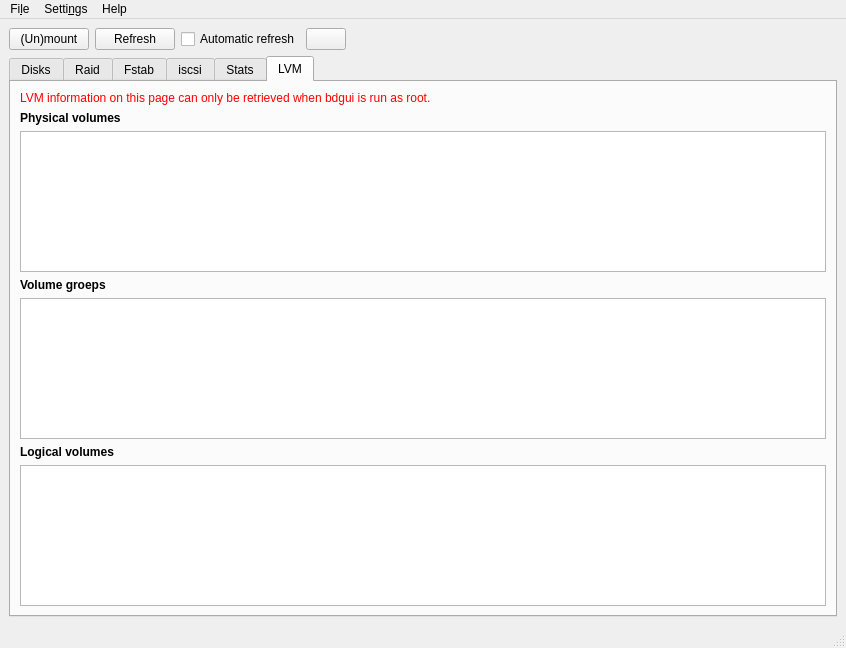
Old version of the form ui/main.ui in the repository iddekingej/blgui.
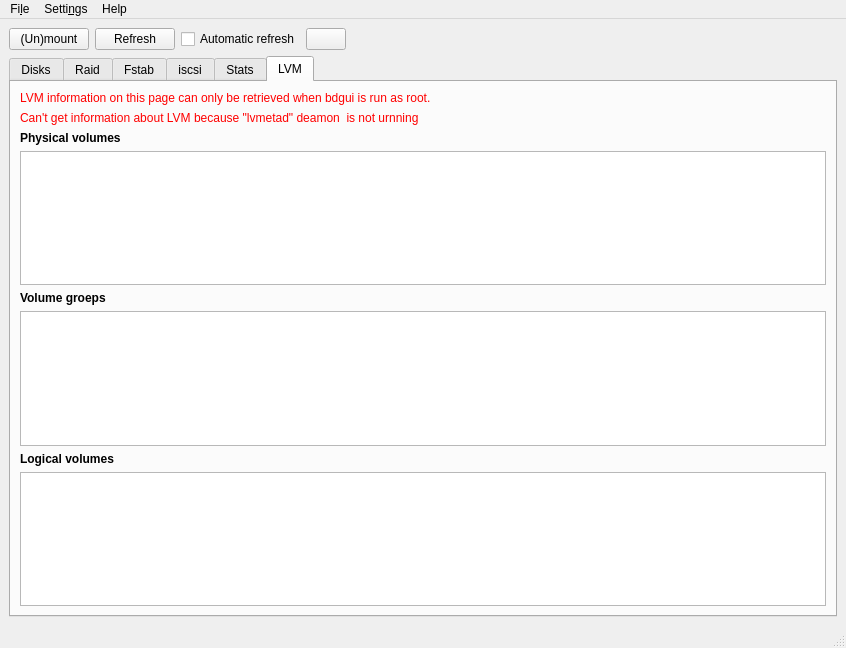
New version of the form. The open tabs and pages were chosen to show the change. Icons and pictures are not drawn.

Patch:
```diff
--- a/ui/main.ui
+++ b/ui/main.ui
@@ -301,6 +301,19 @@
             </property>
            </widget>
           </item>
+          <item>
+           <widget class="QLabel" name="lvmetadNotRunning">
+            <property name="styleSheet">
+             <string notr="true">color:rgb(255,0,0)</string>
+            </property>
+            <property name="text">
+             <string>Can't get information about LVM because &quot;lvmetad&quot; deamon  is not urnning</string>
+            </property>
+            <property name="textFormat">
+             <enum>Qt::PlainText</enum>
+            </property>
+           </widget>
+          </item>
           <item>
            <widget class="QLabel" name="label">
             <property name="font">
```
Left out of the diff: 2 changed lines with no effect on the pictures.
